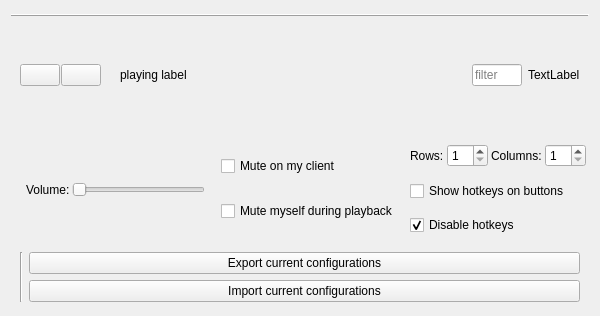
Qt form src/config_qt.ui (MGraefe/RP-Soundboard) before a commit.
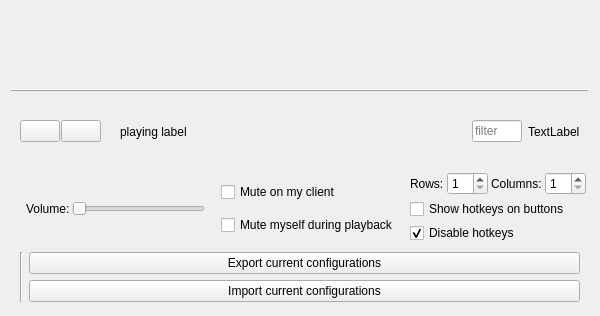
The same form after that commit. Icons and pictures are not drawn.

Commit message: Applying new button state only to sound buttons, not whole main window

Diff of the .ui file:
```diff
--- a/src/config_qt.ui
+++ b/src/config_qt.ui
@@ -34,6 +34,7 @@
     <number>0</number>
    </property>
    <item>
+    <widget class="QWidget" name="gridWidget" native="true">
     <layout class="QGridLayout" name="gridLayout">
      <property name="bottomMargin">
       <number>3</number>
@@ -42,6 +43,7 @@
       <number>3</number>
      </property>
     </layout>
+    </widget>
    </item>
    <item>
     <widget class="QFrame" name="frame">
```
Lines whose indentation alone changed are shown as unchanged. The commit also changes 1 other file.
